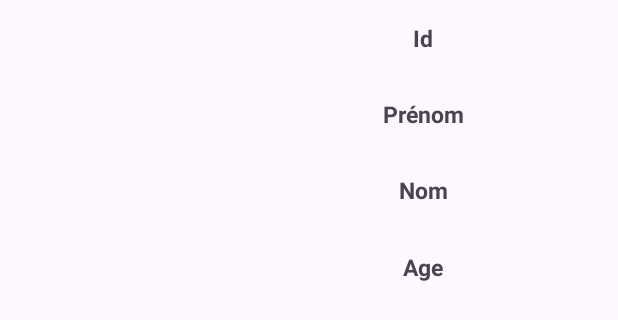
After one commit to Youva97/TDSqlite, an Android app: the layout affichage_customer.xml on its own in the app's theme, with its tools: preview values and no code run, on a phone screen of 412 x 824 dp. The commit adds this screen. Shown: the top 320 px of the screen. Run offline under Robolectric (Android 15) with nearby library versions, the phone set to English and light mode, and no system bars.

Commit message:
Connexion base de données et affichage en list de donné

```diff
--- /dev/null
+++ b/app/src/main/res/layout/affichage_customer.xml
@@ -0,0 +1,64 @@
+<?xml version="1.0" encoding="utf-8"?>
+<LinearLayout xmlns:android="http://schemas.android.com/apk/res/android"
+    xmlns:app="http://schemas.android.com/apk/res-auto"
+    xmlns:tools="http://schemas.android.com/tools"
+    android:layout_width="match_parent"
+    android:layout_height="match_parent"
+    >
+
+    <ImageView
+        android:id="@+id/imageView"
+        android:layout_width="150dp"
+        android:layout_height="150dp"
+        android:layout_gravity="center_horizontal"
+        />
+
+    <LinearLayout
+        android:layout_width="match_parent"
+        android:layout_height="204dp"
+        android:layout_gravity="fill_horizontal"
+        android:layout_weight="1"
+        android:paddingLeft="2dp"
+        android:orientation="vertical">
+
+        <TextView
+            android:id="@+id/numberCustomer"
+            android:layout_width="match_parent"
+            android:layout_height="wrap_content"
+            android:layout_weight="1"
+            android:text="Id"
+            android:textSize="15sp"
+            android:textStyle="bold"
+            android:gravity="center"/>
+        <TextView
+            android:id="@+id/txtFirsname"
+            android:layout_width="match_parent"
+            android:layout_height="wrap_content"
+            android:layout_weight="1"
+            android:text="Prénom"
+            android:textSize="15sp"
+            android:textStyle="bold"
+            android:gravity="center"/>
+
+        <TextView
+            android:id="@+id/txtLastname"
+            android:layout_width="match_parent"
+            android:layout_height="wrap_content"
+            android:layout_weight="1"
+            android:text="Nom"
+            android:textSize="15sp"
+            android:textStyle="bold"
+            android:gravity="center"/>
+
+        <TextView
+            android:id="@+id/txtAge"
+            android:layout_width="match_parent"
+            android:layout_height="wrap_content"
+            android:layout_weight="1"
+            android:text="Age"
+            android:textSize="15sp"
+            android:textStyle="bold"
+            android:gravity="center"/>
+    </LinearLayout>
+
+</LinearLayout>
```
Also changed, not shown: app/src/main/java/com/example/sqlite/MainActivity.java (+36 -45 lines), app/src/main/res/layout/activity_main.xml (+4 -21 lines).
